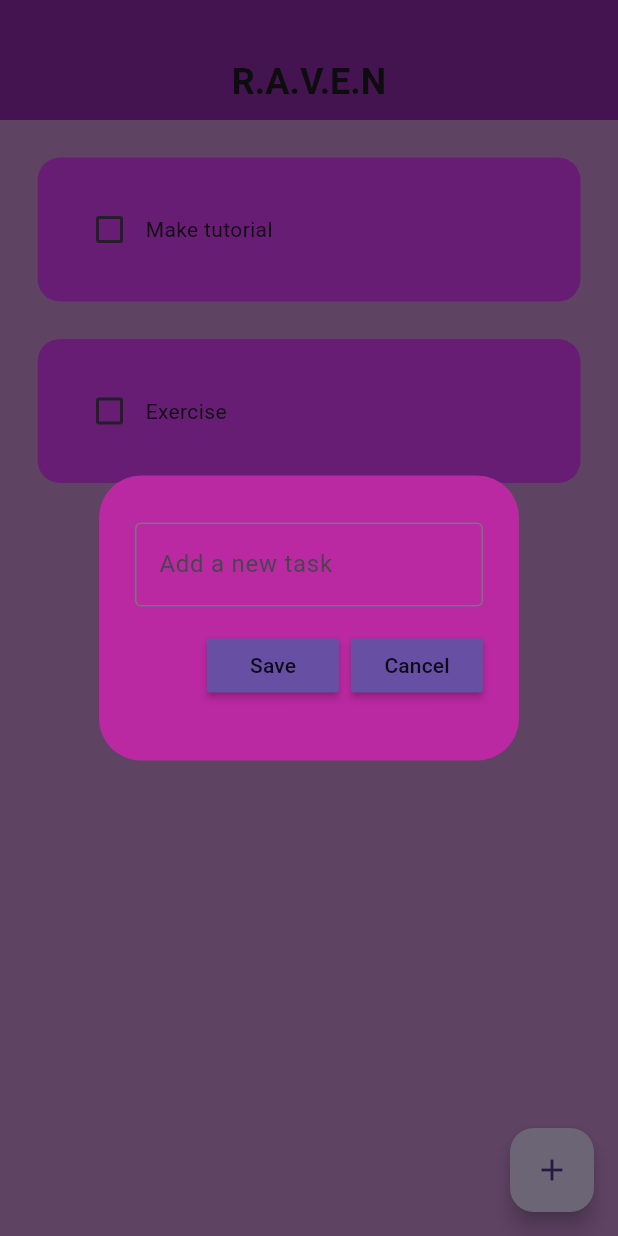
After one commit to AlthafNazeel/To-Do-App, a Flutter app: the screen it shows after launch, after a tap on the "add" icon, on a phone screen of 412 x 824 dp. The commit adds this screen. Run offline on Flutter 3.47's test engine with Material 3 defaults, Android fonts, the phone set to English and light mode, and no system bars.

Commit message:
Add new tasks

```diff
--- a/lib/Pages/home_page.dart
+++ b/lib/Pages/home_page.dart
@@ -1,4 +1,5 @@
 import 'package:flutter/material.dart';
+import 'package:flutter_application_1/util/dialog_box.dart';
 import 'package:flutter_application_1/util/todo_tile.dart';
 // import 'package:todotute/pages/home_page.dart';
 
@@ -10,6 +11,10 @@ class HomePage extends StatefulWidget {
 }
 
 class _HomePageState extends State<HomePage> {
+
+  // text controller
+  final _controller = TextEditingController();
+
   // list of todo tasks
 List toDoList = [
   ["Make tutorial", false],
@@ -17,10 +22,33 @@ List toDoList = [
 ];
 
   // checkbox was tapped
-  void checkBoxChanged(bool? value, int index) {
+  void checkBoxChanged(bool? value, int index) {              //This function is called when a checkbox in a ToDoTile is tapped. It cahnges the completion status of the corresponding task
     setState(() {
-      toDoList[index] [1] = !toDoList[index] [1];
+      toDoList[index] [1] = !toDoList[index] [1];             // changes the boolean to opposites true if it was false and vise versa.
     });
+  }
+
+  // save new task
+  void saveNewTask(){
+    setState(() {
+      toDoList.add([_controller.text, false]);
+      _controller.clear();
+    });
+    Navigator.of(context).pop();
+  }
+
+  // create a new task
+  void createNewTask() {
+    showDialog(
+      context: context,
+      builder: (context) {
+        return DialogBox(
+          controller: _controller,
+          onSave: saveNewTask,
+          onCancel: () => Navigator.of(context).pop(),
+        );
+      },
+    );
   }
 
   @override
@@ -28,9 +56,26 @@ List toDoList = [
     return Scaffold(                            // Scafffold is like the structure of the page all widgets will be put under this section
       backgroundColor: Colors.purple[200],
       appBar: AppBar(                           // it creates an top bar can specify more things like title or actions to be performed here etc
-        title: Text ('R.A.V.E.N'),              // Title for top bar
+        title: Padding(
+          padding: const EdgeInsets.only(top: 29),
+          child: Text (                           // Title for top bar
+            'R.A.V.E.N',
+            style: TextStyle(
+              fontSize: 24,
+              fontWeight: FontWeight.bold,
+            ),
+            ),
+        ),
+
         elevation: 10,                          // Gives a small shadow effect to the end of the top bar (there by default can adjust stregnth here)
         backgroundColor: Colors.purple,
+        toolbarHeight: 80,                      // Adjust the height of the app bar
+        centerTitle: true,                      // Center the title
+      ),
+
+      floatingActionButton: FloatingActionButton(
+        onPressed: createNewTask,
+        child: Icon(Icons.add),
       ),
 
       body: ListView.builder(                      // creates a scrollable list of widgets
--- /dev/null
+++ b/lib/util/dialog_box.dart
@@ -0,0 +1,51 @@
+import 'package:flutter/material.dart';
+import 'package:flutter_application_1/util/my_button.dart';
+
+class DialogBox extends StatelessWidget {
+  final controller;
+  VoidCallback onSave;
+  VoidCallback onCancel;
+
+  DialogBox({
+    super.key,
+    required this.controller,
+    required this.onSave,
+    required this.onCancel,
+    });
+
+  @override
+  Widget build(BuildContext context) {
+    return AlertDialog(
+      backgroundColor: Color.fromARGB(255, 186, 40, 162),
+      content: Container(
+        height: 150,
+        child: Column(
+          mainAxisAlignment: MainAxisAlignment.spaceEvenly,
+          children: [
+          // get user input
+          TextField(
+            controller: controller,
+            decoration: InputDecoration(
+              border: OutlineInputBorder(),
+              hintText: "Add a new task",
+            ),
+          ),
+
+          // Save and cancel button
+          Row(
+            mainAxisAlignment: MainAxisAlignment.end,
+            children: [
+              // save button
+              MyButton(text: "Save", onPressed: onSave),
+
+              const SizedBox(width: 8),
+
+              //cancel button
+              MyButton(text: "Cancel", onPressed: onCancel),
+            ],
+          ),
+        ]),
+      ),
+    );
+  }
+}
--- /dev/null
+++ b/lib/util/my_button.dart
@@ -0,0 +1,21 @@
+import 'package:flutter/material.dart';
+
+class MyButton extends StatelessWidget {
+  final String text;
+  VoidCallback onPressed;
+
+  MyButton({
+    super.key,
+    required this.text,
+    required this.onPressed,
+    });
+
+  @override
+  Widget build(BuildContext context) {
+    return MaterialButton(
+      onPressed: onPressed,
+      color: Theme.of(context).primaryColor,
+      child: Text(text),
+    );
+  }
+}
--- a/lib/util/todo_tile.dart
+++ b/lib/util/todo_tile.dart
@@ -15,7 +15,7 @@ class ToDoTile extends StatelessWidget {          // Stateless widgets is a basi
   @override
   Widget build(BuildContext context) {
     return Padding(
-      padding: const EdgeInsets.all(25.0),        // This padding is applied out of the container so basically the top gap
+      padding: const EdgeInsets.only(left: 25.0, right: 25, top: 25),        // This padding is applied out of the container so basically the top gap
       child: Container(
         padding: EdgeInsets.all(24),
         child: Row(                               // made it a row so that it could have have multiple children
@@ -24,7 +24,12 @@ class ToDoTile extends StatelessWidget {          // Stateless widgets is a basi
             Checkbox(value: taskCompleted, onChanged: onChanged),  // OnChanged requires a Function(bool?)? type thats why it is intialized as this above
 
             // task name
-            Text(taskName),
+            Text(
+              taskName,
+              style: TextStyle(
+                decoration: taskCompleted ? TextDecoration.lineThrough : TextDecoration.none ,    // checks if taskCompleted is true if true put a linethrough else none
+              ),
+            ),
           ],
         ),
         decoration: BoxDecoration(
```
